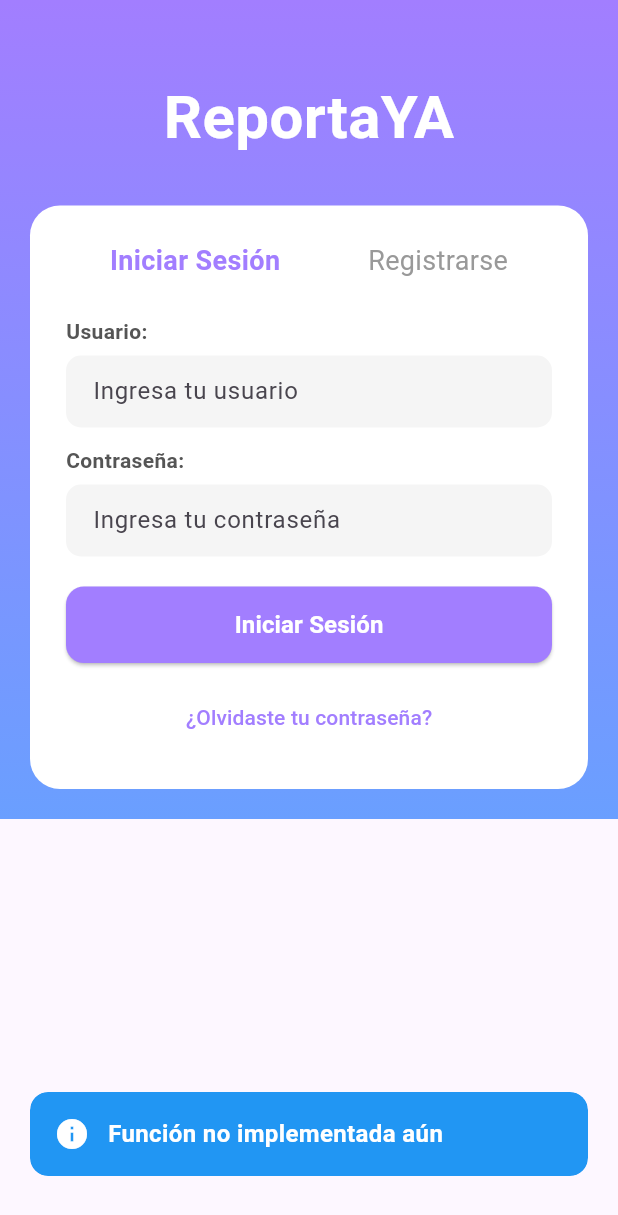
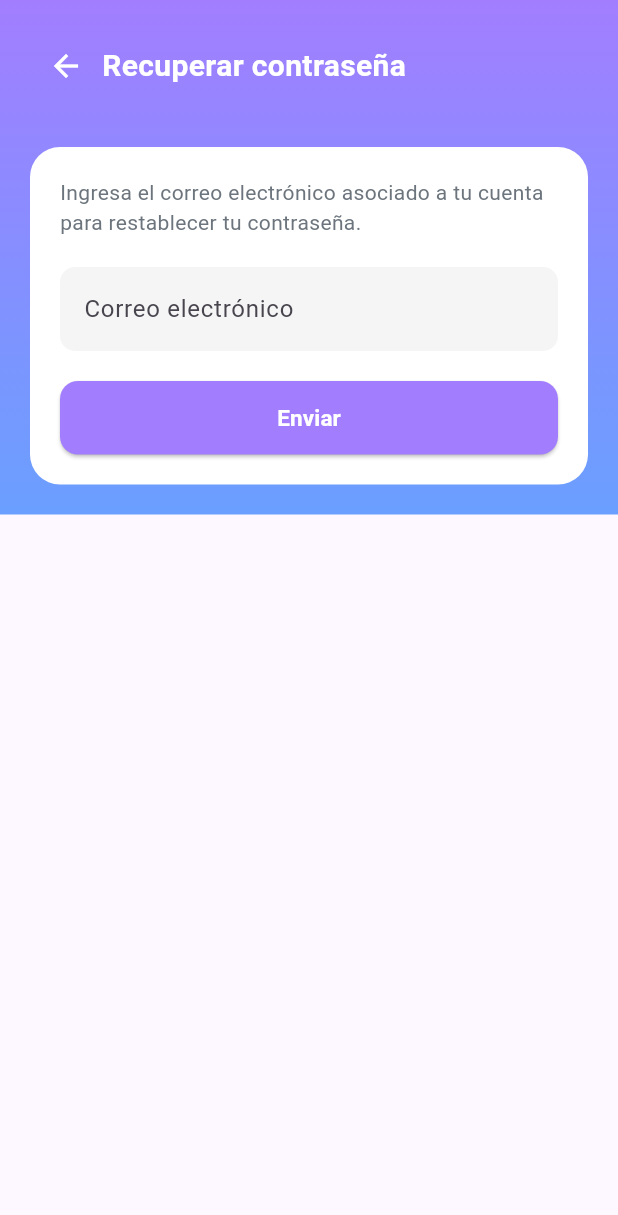
Before and after one commit to jeffangeloss/ReportaYA-Front, a Flutter app: the screen it shows after launch, after a tap on "¿Olvidaste tu contraseña?", on a phone screen of 412 x 824 dp. Shown: the top 1215 px of the screen. Run offline on Flutter 3.47's test engine with Material 3 defaults, Android fonts, the phone set to English and light mode, and no system bars; our stand-ins replace flutter_map, get, get_storage, latlong2; accounts and stored records are empty.

Commit message:
CU-03 - Recuperar contraseña implementado en local

```diff
--- a/lib/routes/app_routes.dart
+++ b/lib/routes/app_routes.dart
@@ -5,6 +5,8 @@ import '../screens/auth/register_screen.dart';
 import '../screens/ciudadano/main_tabs.dart';
 import '../screens/operador/home_screen_operador.dart';
 import '../screens/tecnico/home_screen_tecnico.dart';
+import '../screens/auth/recover_password_screen.dart';
+import '../screens/auth/reset_password_screen.dart';
 
 class AppRoutes {
   static const String splash = '/';
@@ -13,6 +15,8 @@ class AppRoutes {
   static const String mainTabs = '/main';
   static const String homeOperador = '/operador';
   static const String homeTecnico = '/tecnico';
+  static const String recoverPassword = '/recover-password';
+  static const String resetPassword = '/reset-password';
 
   static List<GetPage> get pages => [
         GetPage(name: splash, page: () => const SplashScreen()),
@@ -21,5 +25,7 @@ class AppRoutes {
         GetPage(name: mainTabs, page: () => const MainTabs()),
         GetPage(name: homeOperador, page: () => const HomeScreenOperador()),
         GetPage(name: homeTecnico, page: () => const HomeScreenTecnico()),
+        GetPage(name: recoverPassword, page: () => const RecoverPasswordScreen()),
+        GetPage(name: resetPassword, page: () => const ResetPasswordScreen()),
       ];
 }
--- a/lib/screens/auth/login_screen.dart
+++ b/lib/screens/auth/login_screen.dart
@@ -104,7 +104,7 @@ class _LoginScreenState extends State<LoginScreen> {
                     ),
                     const SizedBox(height: 12),
                     TextButton(
-                      onPressed: () => AppToast.info('Función no implementada aún'),
+                      onPressed: () => Get.toNamed(AppRoutes.recoverPassword),
                       child: const Text('¿Olvidaste tu contraseña?',
                           style: TextStyle(color: Color(0xFFA27EFF))),
                     ),
--- /dev/null
+++ b/lib/screens/auth/recover_password_screen.dart
@@ -0,0 +1,118 @@
+// lib/screens/auth/recover_password_screen.dart
+import 'package:flutter/material.dart';
+import 'package:get/get.dart';
+import '../../services/servicio_auth.dart';
+import '../../widgets/app_colors.dart';
+import '../../widgets/custom_toast.dart';
+import '../../widgets/gradient_scaffold.dart';
+import '../../routes/app_routes.dart';
+
+class RecoverPasswordScreen extends StatefulWidget {
+  const RecoverPasswordScreen({super.key});
+
+  @override
+  State<RecoverPasswordScreen> createState() => _RecoverPasswordScreenState();
+}
+
+class _RecoverPasswordScreenState extends State<RecoverPasswordScreen> {
+  final _authService = ServicioAuth();
+  final _correoCtrl = TextEditingController();
+  bool _loading = false;
+
+  Future<void> _enviarSolicitud() async {
+    final correo = _correoCtrl.text.trim();
+    if (correo.isEmpty) {
+      AppToast.error('Completa todos los campos');
+      return;
+    }
+
+    setState(() => _loading = true);
+    try {
+      await _authService.solicitarRecuperacion(correo);
+
+      // Popup para simular la llegada del correo. cambiar en entrega final
+      Get.dialog(
+        AlertDialog(
+          title: const Text('Simulación de Correo'),
+          content: Text('Se ha enviado un enlace de restablecimiento a $correo.'),
+          actions: [
+            TextButton(
+              onPressed: () {
+                Get.back(); // Cierra dialog
+                // Redirigir a Reset Password pasando el correo
+                Get.toNamed(AppRoutes.resetPassword, arguments: correo);
+              },
+              child: const Text('Abrir enlace'),
+            )
+          ],
+        ),
+        barrierDismissible: false,
+      );
+    } catch (e) {
+      AppToast.error(e.toString().replaceFirst('Exception: ', ''));
+    } finally {
+      setState(() => _loading = false);
+    }
+  }
+
+  @override
+  Widget build(BuildContext context) {
+    return GradientScaffold(
+      colors: AppColors.ciudadanoGradient,
+      body: SafeArea(
+        child: SingleChildScrollView(
+          padding: const EdgeInsets.all(20),
+          child: Column(
+            children: [
+              Row(
+                children: [
+                  IconButton(onPressed: Get.back, icon: const Icon(Icons.arrow_back, color: Colors.white)),
+                  const Text('Recuperar contraseña', style: TextStyle(color: Colors.white, fontSize: 20, fontWeight: FontWeight.bold)),
+                ],
+              ),
+              const SizedBox(height: 30),
+              Container(
+                padding: const EdgeInsets.all(20),
+                decoration: BoxDecoration(color: Colors.white, borderRadius: BorderRadius.circular(20)),
+                child: Column(
+                  children: [
+                    const Text(
+                      'Ingresa el correo electrónico asociado a tu cuenta para restablecer tu contraseña.',
+                      style: TextStyle(color: Color(0xFF6C757D), fontSize: 14),
+                    ),
+                    const SizedBox(height: 20),
+                    TextField(
+                      controller: _correoCtrl,
+                      keyboardType: TextInputType.emailAddress,
+                      decoration: InputDecoration(
+                        labelText: 'Correo electrónico',
+                        filled: true,
+                        fillColor: const Color(0xFFF5F5F5),
+                        border: OutlineInputBorder(borderRadius: BorderRadius.circular(10), borderSide: BorderSide.none),
+                      ),
+                    ),
+                    const SizedBox(height: 20),
+                    SizedBox(
+                      width: double.infinity,
+                      child: ElevatedButton(
+                        style: ElevatedButton.styleFrom(
+                          backgroundColor: AppColors.primary,
+                          padding: const EdgeInsets.symmetric(vertical: 14),
+                          shape: RoundedRectangleBorder(borderRadius: BorderRadius.circular(12)),
+                        ),
+                        onPressed: _loading ? null : _enviarSolicitud,
+                        child: _loading
+                            ? const SizedBox(width: 20, height: 20, child: CircularProgressIndicator(color: Colors.white, strokeWidth: 2))
+                            : const Text('Enviar', style: TextStyle(color: Colors.white, fontWeight: FontWeight.bold, fontSize: 15)),
+                      ),
+                    ),
+                  ],
+                ),
+              ),
+            ],
+          ),
+        ),
+      ),
+    );
+  }
+}
--- a/lib/services/servicio_auth.dart
+++ b/lib/services/servicio_auth.dart
@@ -30,4 +30,53 @@ class ServicioAuth {
       token: 'local-token-${cuenta.id}',
     );
   }
+
+  /// CU-03 Recuperar contraseña. Fuente local (JSON).
+  /// Busca si el correo existe en LocalStorage
+  Future<void> solicitarRecuperacion(String correo) async {
+    await Future.delayed(const Duration(milliseconds: 300));
+
+    final existe = LocalStore.instance.cuentas.any(
+      (c) => c.correo.toLowerCase() == correo.toLowerCase().trim()
+    );
+
+    if (!existe) {
+      throw Exception('El correo electrónico no está asociado a ninguna cuenta');
+    }
+  }
+
+  /// Restablece la contraseña de la cuenta asociada al correo.
+  Future<void> restablecerContrasena(String correo, String nuevaPassword, String confirmacion) async {
+    await Future.delayed(const Duration(milliseconds: 300));
+
+    if (nuevaPassword != confirmacion) {
+      throw Exception('Las contraseñas no coinciden');
+    }
+
+    if (nuevaPassword.length < 6) {
+      throw Exception('La contraseña debe tener al menos 6 caracteres');
+    }
+
+    final index = LocalStore.instance.cuentas.indexWhere(
+      (c) => c.correo.toLowerCase() == correo.toLowerCase().trim()
+    );
+    if (index == -1) {
+      throw Exception('No se encontró una cuenta asociada a este correo');
+    }
+    // Actualiza la contraseña
+    final cuenta = LocalStore.instance.cuentas[index];
+    LocalStore.instance.cuentas[index] = CuentaResponse(
+      id: cuenta.id,
+      tipoCuenta: cuenta.tipoCuenta,
+      usuario: cuenta.usuario,
+      nombres: cuenta.nombres,
+      apellidos: cuenta.apellidos,
+      dni: cuenta.dni,
+      telefono: cuenta.telefono,
+      correo: cuenta.correo,
+      activo: cuenta.activo,
+      contrasena: nuevaPassword, // Nueva contraseña
+    );
+  }
+
 }
```
Also changed, not shown: lib/screens/auth/reset_password_screen.dart (added, +131 -0 lines).
